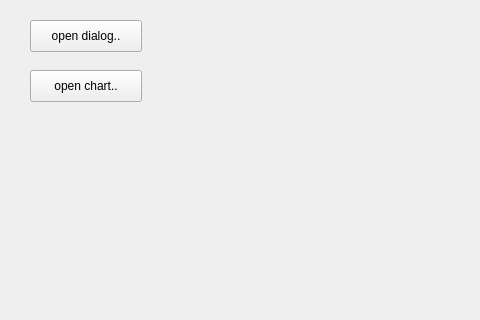
0warnings/realFinalProject, file FuckU/mainwindow.ui: the form before one commit; both pictures show x 0 to 480 and y 0 to 320 of the 602 by 814 pixel window.
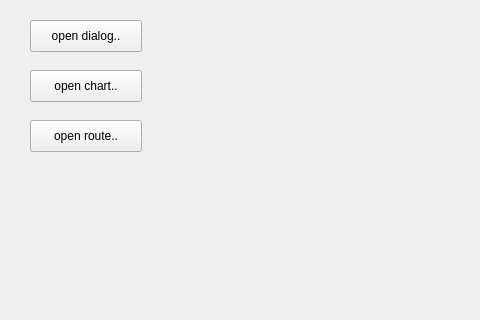
The form after the commit.

```diff
--- a/FuckU/mainwindow.ui
+++ b/FuckU/mainwindow.ui
@@ -40,6 +40,19 @@
      <string>open chart..</string>
     </property>
    </widget>
+   <widget class="QPushButton" name="pushButton_3">
+    <property name="geometry">
+     <rect>
+      <x>30</x>
+      <y>120</y>
+      <width>112</width>
+      <height>32</height>
+     </rect>
+    </property>
+    <property name="text">
+     <string>open route..</string>
+    </property>
+   </widget>
   </widget>
   <widget class="QMenuBar" name="menubar">
    <property name="geometry">
```
